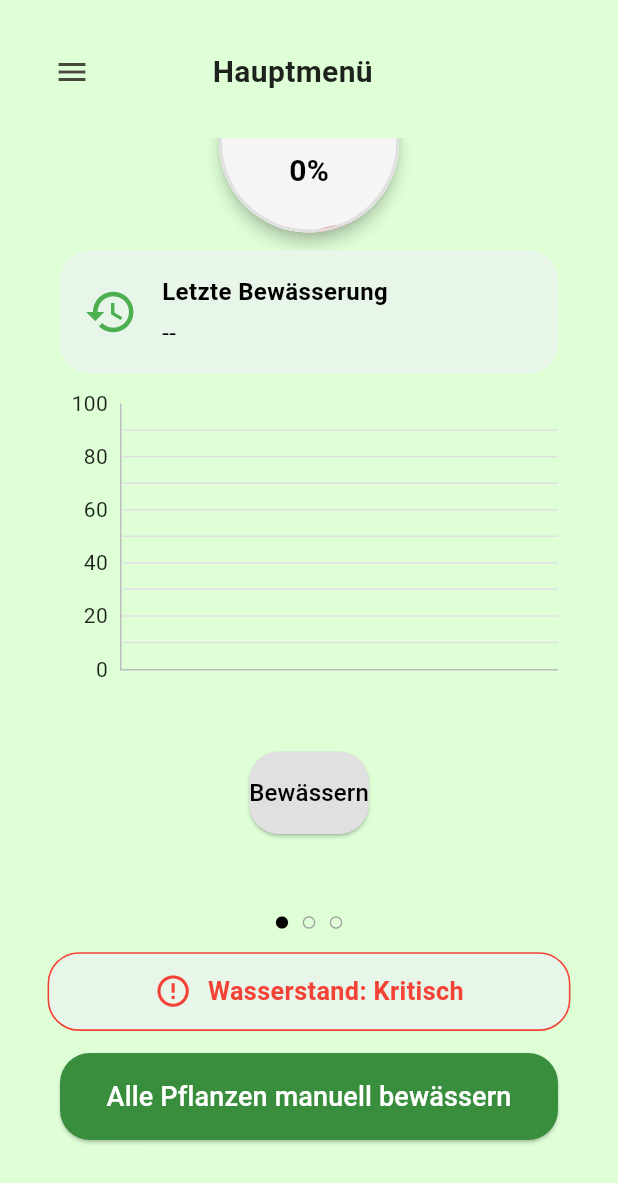
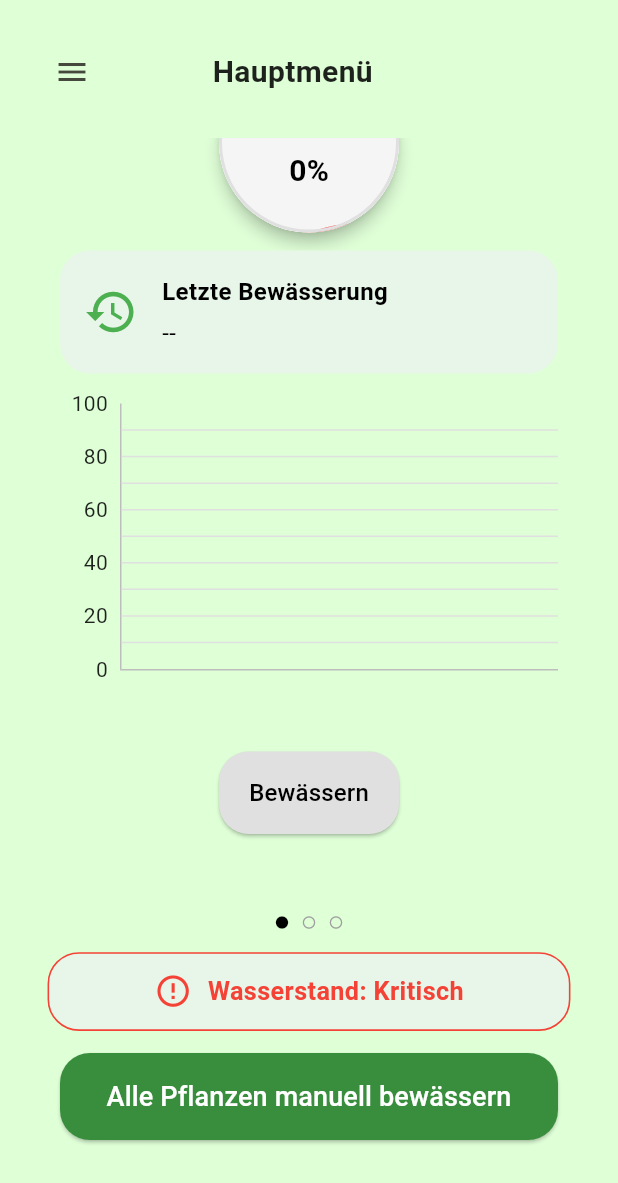
Before and after one commit to SpartanProgram/balkon-bewaesserung-app, a Flutter app: the screen it shows after launch, scrolled down 338 dp, on a phone screen of 412 x 824 dp. Shown: the top 1183 px of the screen. Run offline on Flutter 3.47's test engine with Material 3 defaults, Android fonts, the phone set to English and light mode, and no system bars; drawn by our look-alikes of fl_chart; our stand-ins replace audioplayers, flutter_local_notifications, liquid_progress_indicator_v2, lottie, shared_preferences; missing offline and left inert: mqtt_client.

Commit message:
load the last time watered on letzte Bewässerung after restarting and changed button size width on bewässern button for each palnts
Former-commit-id: cf871a272f2a0f2ff9f6c0a218366e240d57f45a

```diff
--- a/Software/lib/home_screen.dart
+++ b/Software/lib/home_screen.dart
@@ -52,7 +52,8 @@ void initState() {
   WidgetsBinding.instance.addObserver(this);
 
   final provider = context.read<SensorDataProvider>();
-  provider.loadAllSensorHistories(); // <-- Add this line
+  provider.loadAllSensorHistories();
+  provider.loadLastWateredTimes();
 
   provider.wateringEnded.addListener(() {
     if (provider.wateringEnded.value && mounted) {
@@ -424,7 +425,9 @@ Color _getMoistureColor(int moisture) {
                               ),
                               StatefulBuilder(
                                 builder: (context, setState) {
-                                  return ElevatedButton(
+                                  return SizedBox(
+                                    width: 120,
+                                    child: ElevatedButton(
                                       style: ElevatedButton.styleFrom(
                                         backgroundColor: isWatering
                                             ? Colors.grey
@@ -436,10 +439,8 @@ Color _getMoistureColor(int moisture) {
                                       ),
                                       onPressed: () async {
                                         HapticFeedback.mediumImpact();
-                                              // 🔊 Play watering sound
                                         await context.read<SensorDataProvider>().triggerWatering(sensorId: index);
                                         _showWateringDialog("$sensorName wird gerade bewässert 💧", isGlobal: false);
-                                              // Show dialog
                                         setState(() => isWatering = false);
                                       },
                                       child: AnimatedSwitcher(
@@ -463,12 +464,13 @@ Color _getMoistureColor(int moisture) {
                                               )
                                             : Text(
                                                 "Bewässern",
-                                          key: ValueKey(2),
+                                                key: const ValueKey(2),
                                                 style: TextStyle(
                                                   fontSize: 16,
                                                   color: isDark ? Colors.white : Colors.black,
                                                 ),
-                                      )
+                                              ),
+                                      ),
                                     ),
                                   );
                                 },
--- a/Software/lib/main.dart
+++ b/Software/lib/main.dart
@@ -13,6 +13,7 @@ void main() async {
   await provider.loadScheduleFromPrefs();
   await provider.loadAndConnectFromPrefs();
   await provider.loadWateringDuration();
+  await provider.loadLastWateredTimes();
 
   runApp(
     ChangeNotifierProvider.value(
--- a/Software/lib/zeitplan.dart
+++ b/Software/lib/zeitplan.dart
@@ -206,8 +206,6 @@ class ZeitplanScreen extends StatelessWidget {
   @override
   Widget build(BuildContext context) {
     final provider = context.watch<SensorDataProvider>();
-    final seconds = provider.wateringDurationSeconds;
-
     return CustomScaffold(
       title: 'Zeitplan',
       body: Column(
```
Also changed, not shown: Software/lib/widgets/sensor_data_provider.dart (+18 -4 lines). Lines whose indentation alone changed are shown as unchanged.
